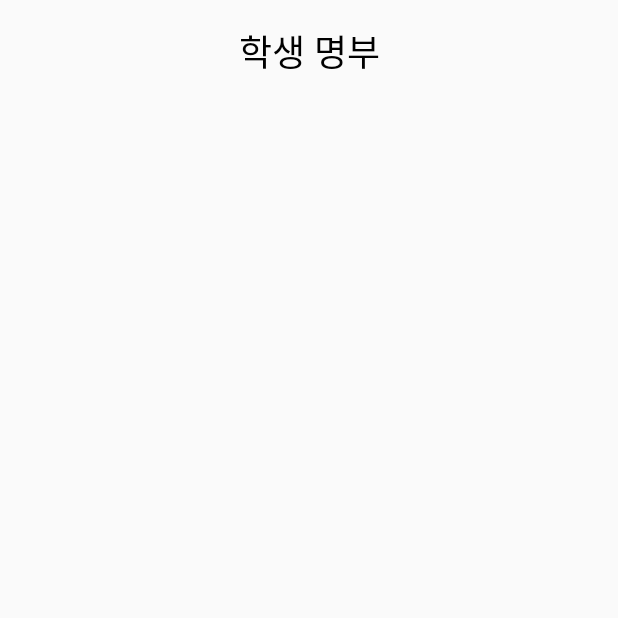
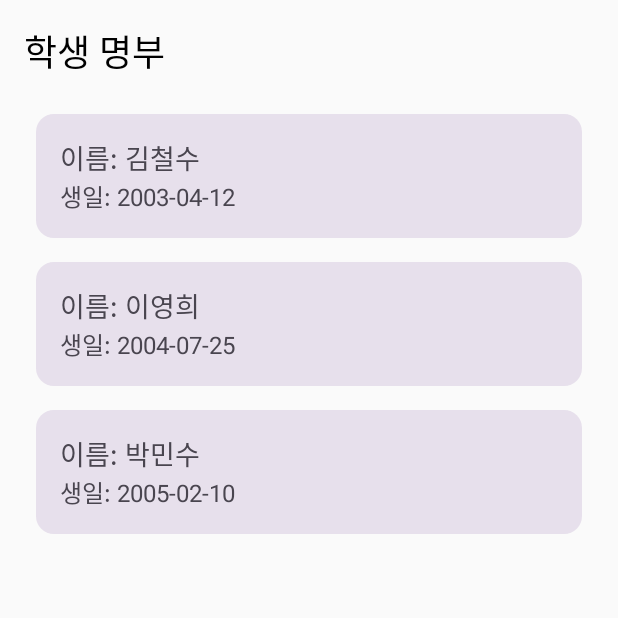
Before and after one commit to jungjae0821/ProjectArchive, an Android app built with Jetpack Compose: the StudentListActivity screen opened directly, with no data from a screen before it, on a phone screen of 412 x 824 dp, the top half of it. Before the commit the part shown is almost empty. Run offline under Robolectric (Android 15) with nearby library versions, the phone set to English and light mode, and no system bars.

Commit message:
기초공사중

```diff
--- /dev/null
+++ b/app/src/main/java/com/example/projectarchive/DatabaseHelper.kt
@@ -0,0 +1,53 @@
+package com.example.projectarchive
+
+import android.content.Context
+import android.database.sqlite.SQLiteDatabase
+import android.database.sqlite.SQLiteOpenHelper
+import android.database.Cursor
+
+class DatabaseHelper(context: Context) :
+    SQLiteOpenHelper(context, DATABASE_NAME, null, DATABASE_VERSION) {
+
+    override fun onCreate(db: SQLiteDatabase) {
+        val createStudentTable = """
+            CREATE TABLE $TABLE_STUDENTS (
+                id INTEGER PRIMARY KEY AUTOINCREMENT,
+                name TEXT NOT NULL,
+                birthday TEXT NOT NULL
+            );
+        """.trimIndent()
+        db.execSQL(createStudentTable)
+
+        // 샘플 데이터 추가
+        db.execSQL("INSERT INTO $TABLE_STUDENTS (name, birthday) VALUES ('김철수', '2003-04-12')")
+        db.execSQL("INSERT INTO $TABLE_STUDENTS (name, birthday) VALUES ('이영희', '2004-07-25')")
+        db.execSQL("INSERT INTO $TABLE_STUDENTS (name, birthday) VALUES ('박민수', '2005-02-10')")
+    }
+
+    override fun onUpgrade(db: SQLiteDatabase, oldVersion: Int, newVersion: Int) {
+        db.execSQL("DROP TABLE IF EXISTS $TABLE_STUDENTS")
+        onCreate(db)
+    }
+
+    // 학생 목록 불러오기
+    fun getAllStudents(): List<Pair<String, String>> {
+        val studentList = mutableListOf<Pair<String, String>>()
+        val db = readableDatabase
+        val cursor: Cursor = db.rawQuery("SELECT name, birthday FROM $TABLE_STUDENTS", null)
+
+        while (cursor.moveToNext()) {
+            val name = cursor.getString(0)
+            val birthday = cursor.getString(1)
+            studentList.add(Pair(name, birthday))
+        }
+        cursor.close()
+        db.close()
+        return studentList
+    }
+
+    companion object {
+        private const val DATABASE_NAME = "project_archive.db"
+        private const val DATABASE_VERSION = 1
+        const val TABLE_STUDENTS = "students"
+    }
+}
--- a/app/src/main/java/com/example/projectarchive/MainActivity.kt
+++ b/app/src/main/java/com/example/projectarchive/MainActivity.kt
@@ -43,8 +43,10 @@ fun MainMenuScreen() {
 
         Spacer(modifier = Modifier.height(24.dp))
 
-        // 각 메뉴 항목 생성
+        // ✅ 학생 명부로 이동 버튼 추가 ✅
         MenuCard("학생 명부") { context.startActivity(Intent(context, StudentListActivity::class.java)) }
+
+        // 기존 버튼들 유지
         MenuCard("계산기") { context.startActivity(Intent(context, CalculatorActivity::class.java)) }
         MenuCard("테이블") { context.startActivity(Intent(context, TableActivity::class.java)) }
     }
--- a/app/src/main/java/com/example/projectarchive/StudentListActivity.kt
+++ b/app/src/main/java/com/example/projectarchive/StudentListActivity.kt
@@ -4,10 +4,12 @@ import android.os.Bundle
 import androidx.activity.ComponentActivity
 import androidx.activity.compose.setContent
 import androidx.compose.foundation.layout.*
+import androidx.compose.foundation.lazy.LazyColumn
+import androidx.compose.foundation.lazy.items
 import androidx.compose.material3.*
-import androidx.compose.runtime.Composable
-import androidx.compose.ui.Alignment
+import androidx.compose.runtime.*
 import androidx.compose.ui.Modifier
+import androidx.compose.ui.platform.LocalContext
 import androidx.compose.ui.unit.dp
 import androidx.compose.ui.unit.sp
 
@@ -22,12 +24,34 @@ class StudentListActivity : ComponentActivity() {
 
 @Composable
 fun StudentListScreen() {
+    val context = LocalContext.current
+    val dbHelper = remember { DatabaseHelper(context) }
+    val students by remember { mutableStateOf(dbHelper.getAllStudents()) }
+
     Column(
-        modifier = Modifier.fillMaxSize().padding(16.dp),
-        horizontalAlignment = Alignment.CenterHorizontally
+        modifier = Modifier.fillMaxSize().padding(16.dp)
     ) {
-        Text(text = "학생 명부", fontSize = 24.sp)
-        Spacer(modifier = Modifier.height(16.dp))
-        // 학생 리스트 UI 추가 예정
+        Text(text = "학생 명부", fontSize = 24.sp, modifier = Modifier.padding(bottom = 16.dp))
+
+        LazyColumn {
+            items(students) { student ->
+                StudentItem(student.first, student.second)
+            }
+        }
     }
 }
+
+@Composable
+fun StudentItem(name: String, birthday: String) {
+    Card(
+        modifier = Modifier
+            .fillMaxWidth()
+            .padding(8.dp),
+        colors = CardDefaults.cardColors(containerColor = MaterialTheme.colorScheme.surfaceVariant)
+    ) {
+        Column(modifier = Modifier.padding(16.dp)) {
+            Text(text = "이름: $name", fontSize = 18.sp)
+            Text(text = "생일: $birthday", fontSize = 16.sp)
+        }
+    }
+}
```
